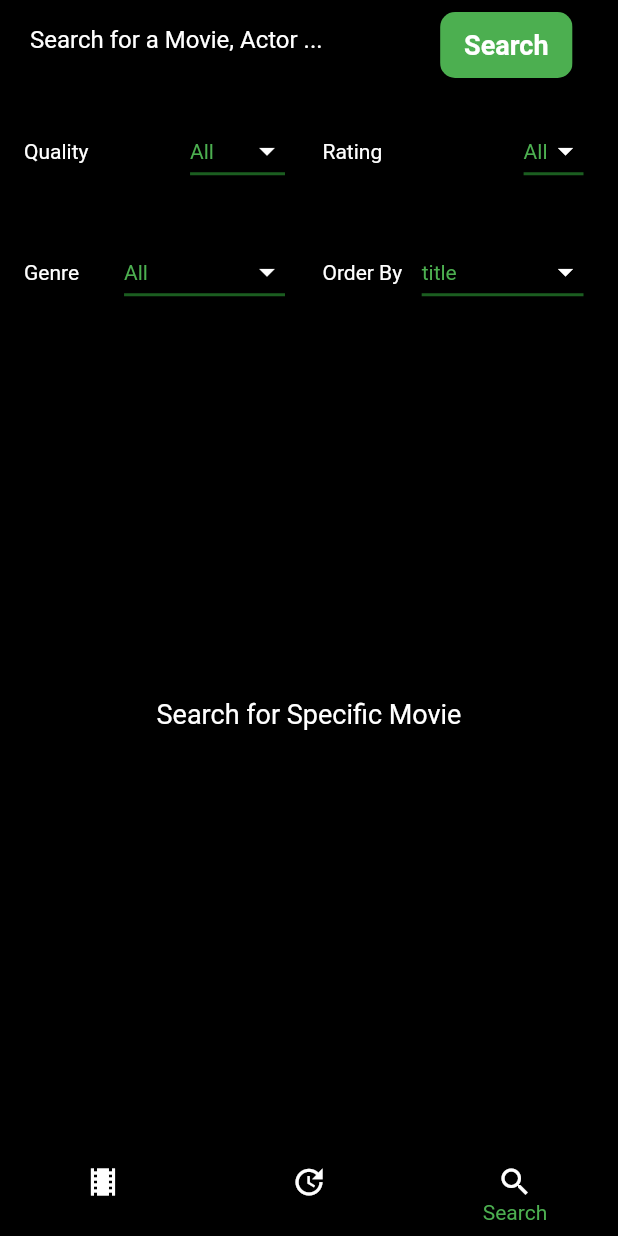
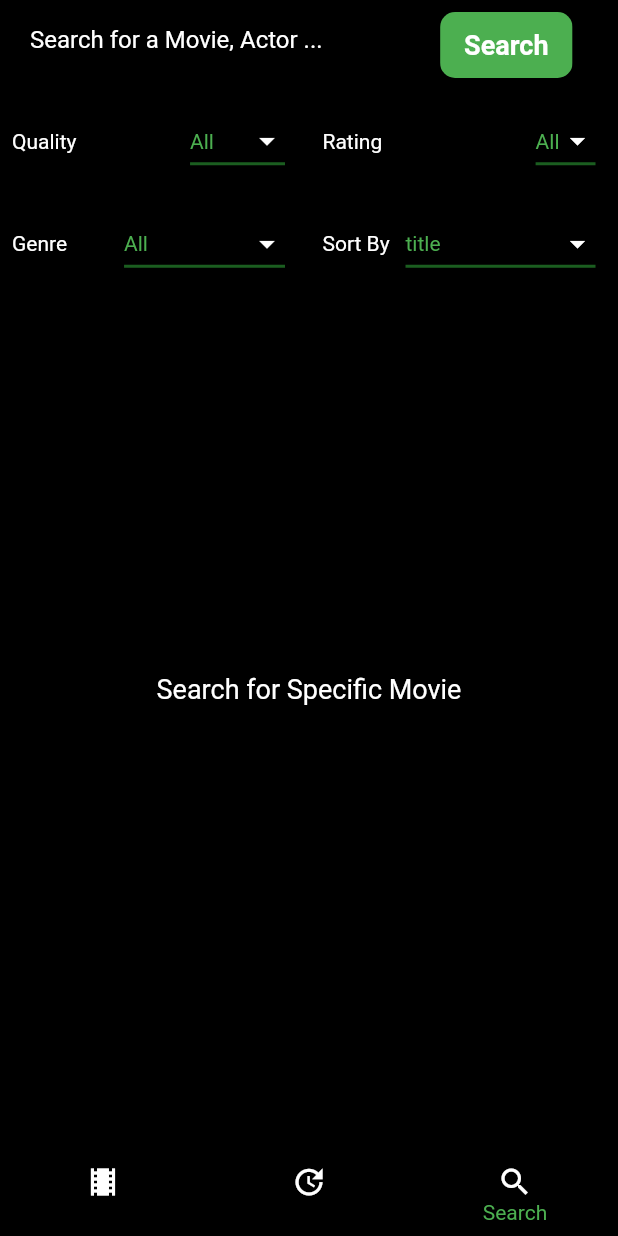
Before and after one commit to 14mohamedahmed/YTSMovies, a Flutter app: the screen it shows after launch, item 3 of the bottom bar chosen, after a tap on "Search", on a phone screen of 412 x 824 dp. Run offline on Flutter 3.47's test engine with Material 2 defaults, Android fonts, the phone set to English and light mode, and no system bars; our stand-ins replace rxdart, youtube_player_flutter; network calls fail.

Commit message:
apply and use remaining filters

```diff
--- a/lib/pages/search_page.dart
+++ b/lib/pages/search_page.dart
@@ -71,15 +71,13 @@ class _SearchPageState extends State<SearchPage> {
             ],
           ),
           Container(
-            height: MediaQuery.of(context).size.height * 0.2,
+            height: MediaQuery.of(context).size.height * 0.18,
             width: MediaQuery.of(context).size.width,
-            padding: EdgeInsets.all(8.0),
             child: GridView(
               gridDelegate: SliverGridDelegateWithFixedCrossAxisCount(
                 crossAxisCount: 2,
                 childAspectRatio: 3,
                 crossAxisSpacing: 2,
-                mainAxisSpacing: 15,
               ),
               children: <Widget>[
                 buildSearchType(
@@ -98,9 +96,9 @@ class _SearchPageState extends State<SearchPage> {
                     SearchMovieProvider.genre,
                     searchMovieProvider.setFilterGener),
                 buildSearchType(
-                    'Order By',
+                    'Sort By',
                     searchMovieProvider.filterOrderBy,
-                    SearchMovieProvider.oderBy,
+                    SearchMovieProvider.sortBy,
                     searchMovieProvider.setFilterOrderBy),
               ],
             ),
--- a/lib/providers/search_movie_provider.dart
+++ b/lib/providers/search_movie_provider.dart
@@ -11,7 +11,7 @@ class SearchMovieProvider extends ChangeNotifier {
   String _filterQuality = quality[0];
   String _filterRating = rate[0];
   String _filterGener = genre[0];
-  String _filterOrderBy = oderBy[0];
+  String _filterOrderBy = sortBy[0];
 
   String get filterQuality => _filterQuality;
   String get filterRating => _filterRating;
@@ -24,9 +24,23 @@ class SearchMovieProvider extends ChangeNotifier {
   setFilterOrderBy(String value) => _filterOrderBy = value;
 
   Future<void> searchMovie(String queryTerm) async {
-    final String url = Environment.moviesUrl +
-    '?query_term=$queryTerm&quality=$_filterQuality&genre=$_filterGener&sort_by=Year';
+
+    // building request url
+    String url = Environment.moviesUrl + '?query_term=$queryTerm';
+    //  &quality=$_filterQuality&genre=$_filterGener&sort_by=Year
+    if (_filterQuality != 'All') url += '&quality=$_filterQuality';
+    if (_filterGener != 'All') url += '&genre=$_filterGener';
+    url += '&sort_by=$_filterOrderBy';
+    if(_filterRating != 'All'){
+      var tempRate = _filterRating.replaceAll('+', '');
+       url += '&minimum_rating=$tempRate';
+    }
+
+    print('search url $url');
+
     h.Response response = await h.get(url);
+
+    print('response ${response.body}');
     Map<String, dynamic> res = json.decode(response.body);
     if (res['data']['movie_count'] < 1) {
       _searchSubject.addError('We cannot find this movie');
@@ -74,15 +88,15 @@ class SearchMovieProvider extends ChangeNotifier {
     'War',
     'Western'
   ];
-  static const List<String> oderBy = const [
+  static const List<String> sortBy = const [
     'title',
-    'download no.',
-    'Seeds',
-    'Peers',
-    'Year',
-    'Rating',
-    'Like no.',
-    'date no.'
+    'year',
+    'rating',
+    'peers',
+    'seeds',
+    'download_count',
+    'like_count',
+    'date_added'
   ];
   static const List<String> quality = const ['All', '720p', '1080p', '3D'];
   static const List<String> rate = const [
```
